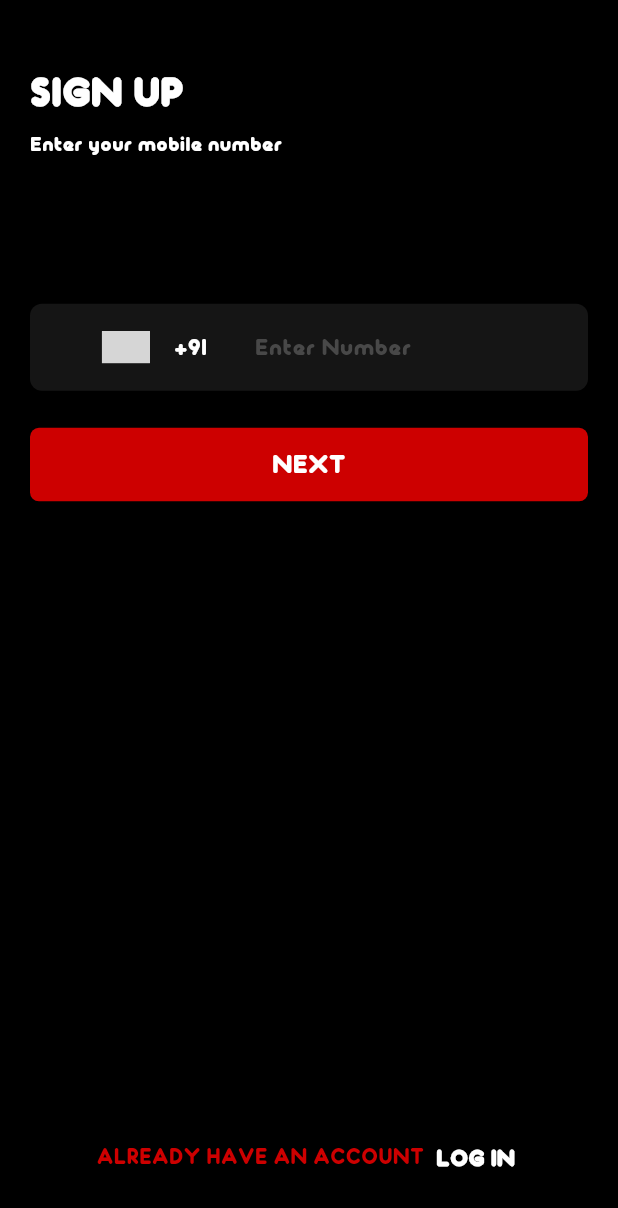
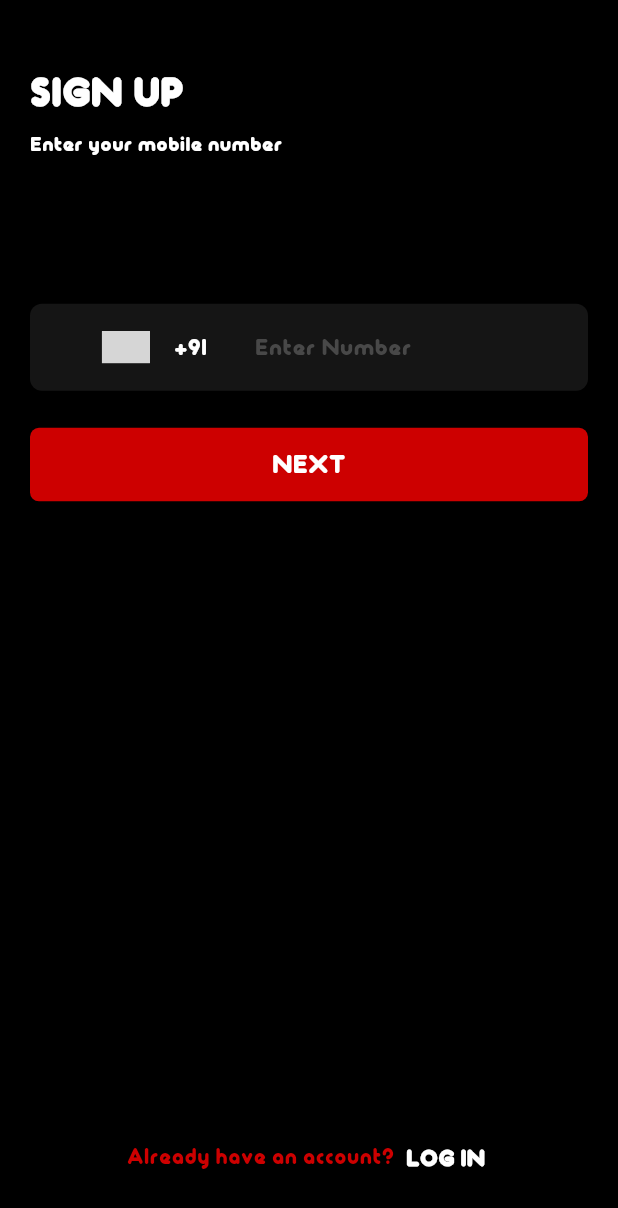
Before and after one commit to Tanay-Gupta/The-Social-App, a Flutter app: the SignUpScreen screen opened by its route, on a phone screen of 412 x 824 dp. Shown: the top 1208 px of the screen. Run offline on Flutter 3.47's test engine with Material 2 defaults, Android fonts, the phone set to English and light mode, and no system bars; drawn by our look-alikes of country_code_picker; grey boxes are pictures that could not be loaded.

Commit message:
fixed font issue

```diff
--- a/lib/screens/sign_up/components/body.dart
+++ b/lib/screens/sign_up/components/body.dart
@@ -39,7 +39,7 @@ class Body extends StatelessWidget {
                 mainAxisAlignment: MainAxisAlignment.center,
                 children: [
                   const Text(
-                    " ALREADY HAVE AN ACCOUNT",
+                    " Already have an account?",
                     style: TextStyle(color: kPrimaryColor, fontSize: 15),
                   ),
                   TextButton(
```
Also changed, not shown: assets/tondo/tondo.ttf.
